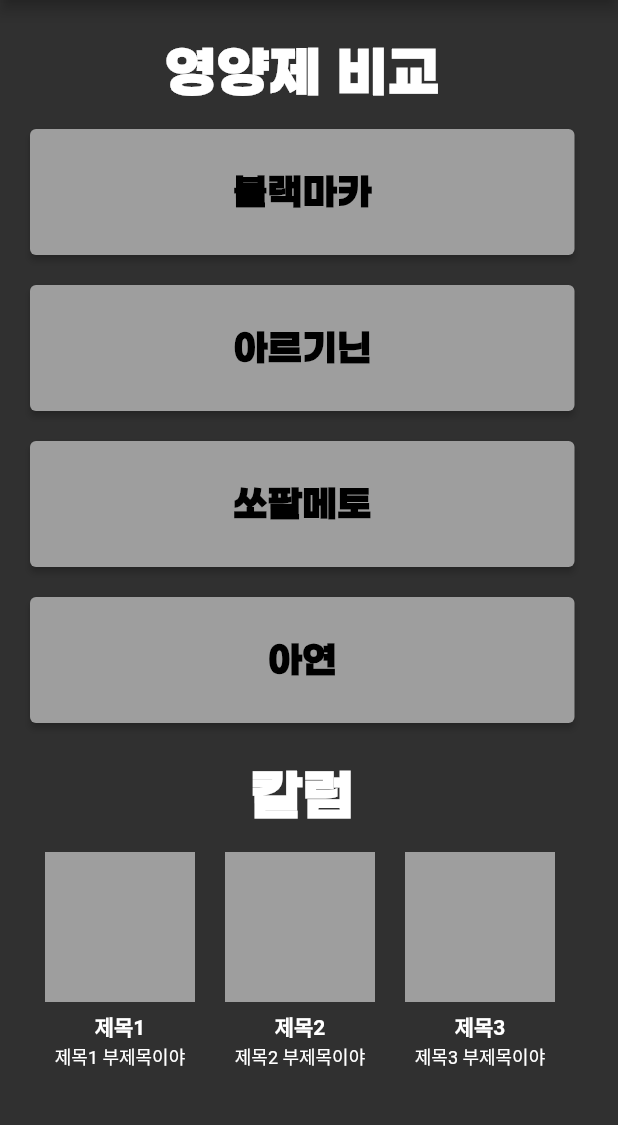
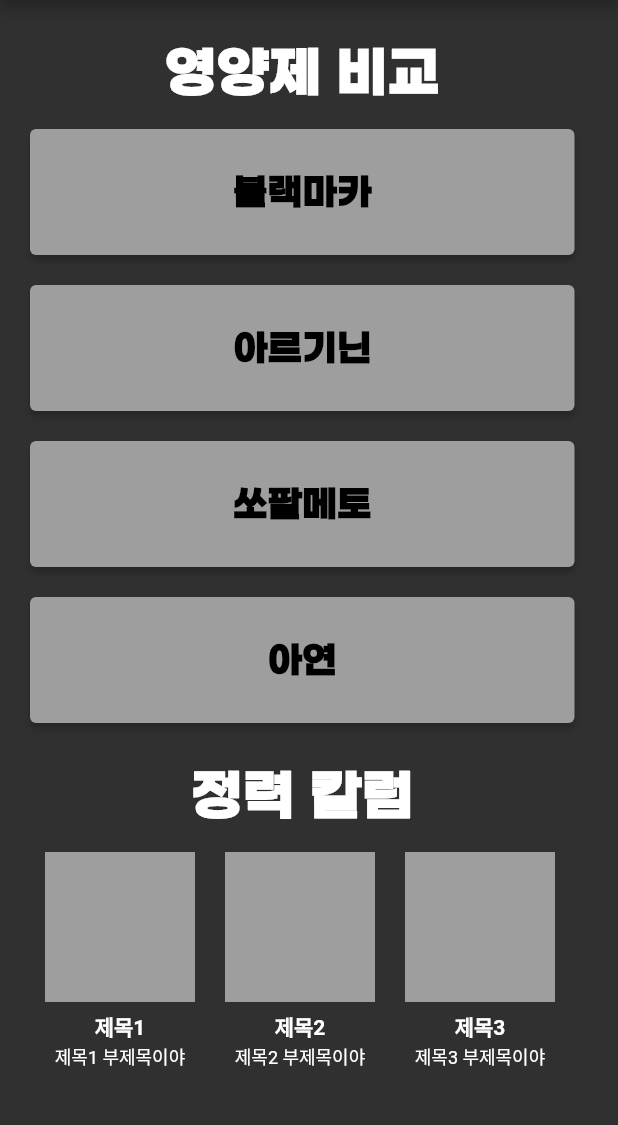
Before and after one commit to vreal2030/vreal0, a Flutter app: the screen it shows after launch, on a phone screen of 412 x 824 dp, the part 84-1209 px from its top. Run offline on Flutter 3.47's test engine with Material 2 defaults, Android fonts, the phone set to English and light mode, and no system bars; Roboto replaces fonts that are missing (Pretendard).

Commit message:
may 1 final 4

```diff
--- a/lib/src/home.dart
+++ b/lib/src/home.dart
@@ -70,7 +70,7 @@ class Home extends StatelessWidget {
               const SizedBox(height: 10),
               const Center(
                   child: Text(
-                '칼럼',
+                '정력 칼럼',
                 style: TextStyle(
                   fontWeight: FontWeight.bold,
                   fontSize: 36,
```
